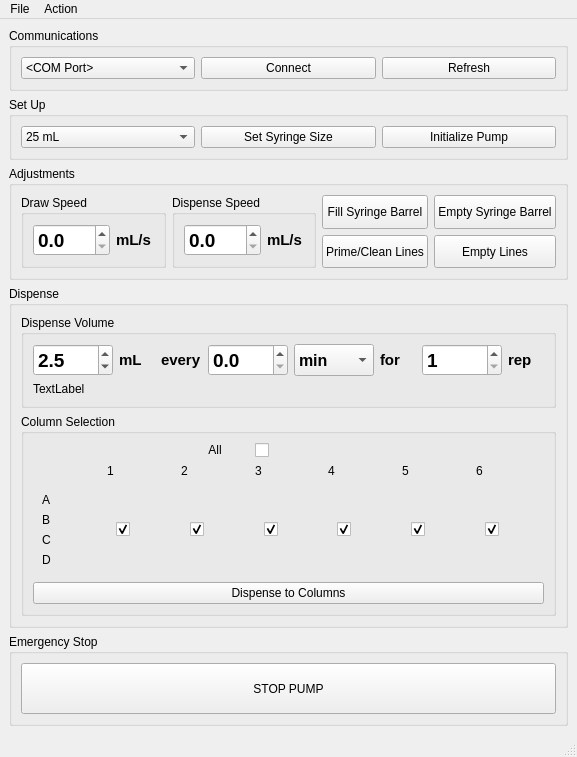
Above: Wash_GUI/mainwindow.ui from Wyss/automated-chromatography before the change. Below: the same form after it.
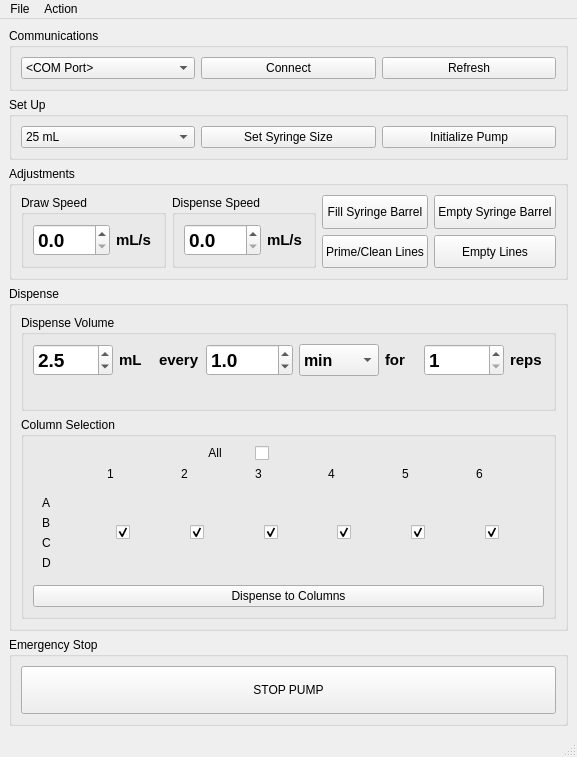
That is the form after the change. Icons and pictures are not drawn.

Commit message:
Timer feature: calculations
#40
Calculate total volumes & times, display to user.

Diff of the .ui file:
```diff
--- a/Wash_GUI/mainwindow.ui
+++ b/Wash_GUI/mainwindow.ui
@@ -474,6 +474,12 @@
               <property name="decimals">
                <number>1</number>
               </property>
+              <property name="maximum">
+               <double>1000.000000000000000</double>
+              </property>
+              <property name="value">
+               <double>1.000000000000000</double>
+              </property>
              </widget>
             </item>
             <item>
@@ -544,6 +550,9 @@
               <property name="minimum">
                <number>1</number>
               </property>
+              <property name="maximum">
+               <number>1000</number>
+              </property>
              </widget>
             </item>
             <item>
@@ -555,18 +564,38 @@
                </font>
               </property>
               <property name="text">
-               <string>rep</string>
+               <string>reps</string>
               </property>
              </widget>
             </item>
            </layout>
           </item>
           <item>
-           <widget class="QLabel" name="totalDispenseLabel">
-            <property name="text">
-             <string>TextLabel</string>
-            </property>
-           </widget>
+           <layout class="QHBoxLayout" name="horizontalLayout_14">
+            <item>
+             <widget class="QLabel" name="totalDispVolLabel">
+              <property name="font">
+               <font>
+                <pointsize>11</pointsize>
+                <bold>true</bold>
+               </font>
+              </property>
+             </widget>
+            </item>
+            <item>
+             <widget class="QLabel" name="totalDispTimeLabel">
+              <property name="font">
+               <font>
+                <pointsize>11</pointsize>
+                <bold>true</bold>
+               </font>
+              </property>
+              <property name="toolTip">
+               <string>D, HH:MM:SS</string>
+              </property>
+             </widget>
+            </item>
+           </layout>
           </item>
          </layout>
         </widget>
```
Left out of the diff: 12 changed lines with no effect on the pictures. The commit also changes 2 other files.
